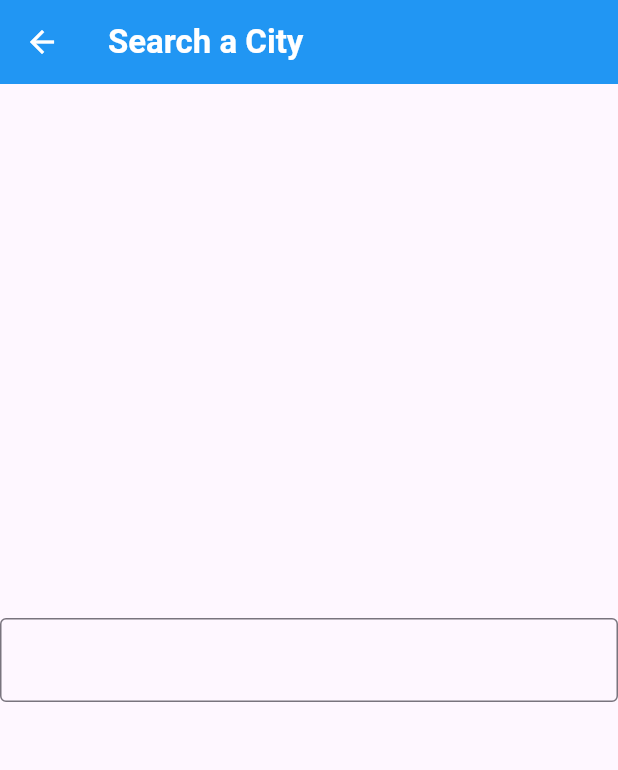
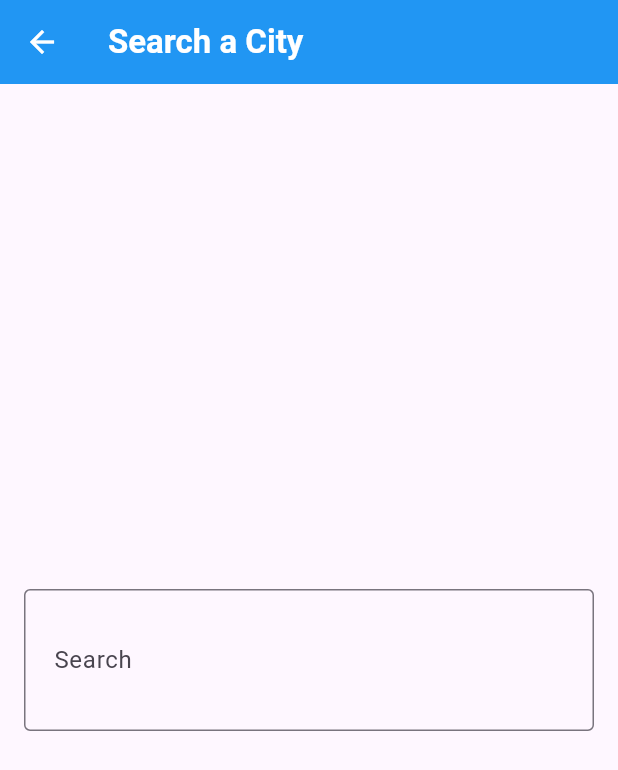
Before and after one commit to hamza-alhinawi/Weatther_App, a Flutter app: the SearchView screen opened directly, on a phone screen of 412 x 824 dp. Shown: the top 770 px of the screen. Run offline on Flutter 3.47's test engine with Material 3 defaults, Android fonts, the phone set to English and light mode, and no system bars.

Commit message:
finish UI

```diff
--- a/lib/Views/Search_View.dart
+++ b/lib/Views/Search_View.dart
@@ -18,10 +18,28 @@ class SearchView extends StatelessWidget {
           ),
         ),
       ),
-      body: Center(
-        child: TextField(
-          decoration: InputDecoration(
-            border: OutlineInputBorder(),
+      body: Padding(
+        padding: const EdgeInsets.symmetric(
+          horizontal: 16.0,
+        ),
+        child: Center(
+          child: TextField(
+            onSubmitted: (value) {
+              print(value);
+            },
+            decoration: InputDecoration(
+              contentPadding: EdgeInsets.symmetric(
+                horizontal: 16,
+                vertical: 32,
+              ),
+              fillColor: Colors.green,
+              hintText: 'Enter City Name',
+              labelText: 'Search',
+              suffix: Icon(Icons.search),
+              border: OutlineInputBorder(
+                borderSide: BorderSide(color: Colors.green),
+              ),
+            ),
           ),
         ),
       ),
--- a/pubspec.yaml
+++ b/pubspec.yaml
@@ -44,7 +44,7 @@ dev_dependencies:
   # activated in the `analysis_options.yaml` file located at the root of your
   # package. See that file for information about deactivating specific lint
   # rules and activating additional ones.
-  flutter_lints: ^5.0.0
+  flutter_lints: ^6.0.0
 
 # For information on the generic Dart part of this file, see the
 # following page: https://dart.dev/tools/pub/pubspec
```
Also changed, not shown: pubspec.lock.
